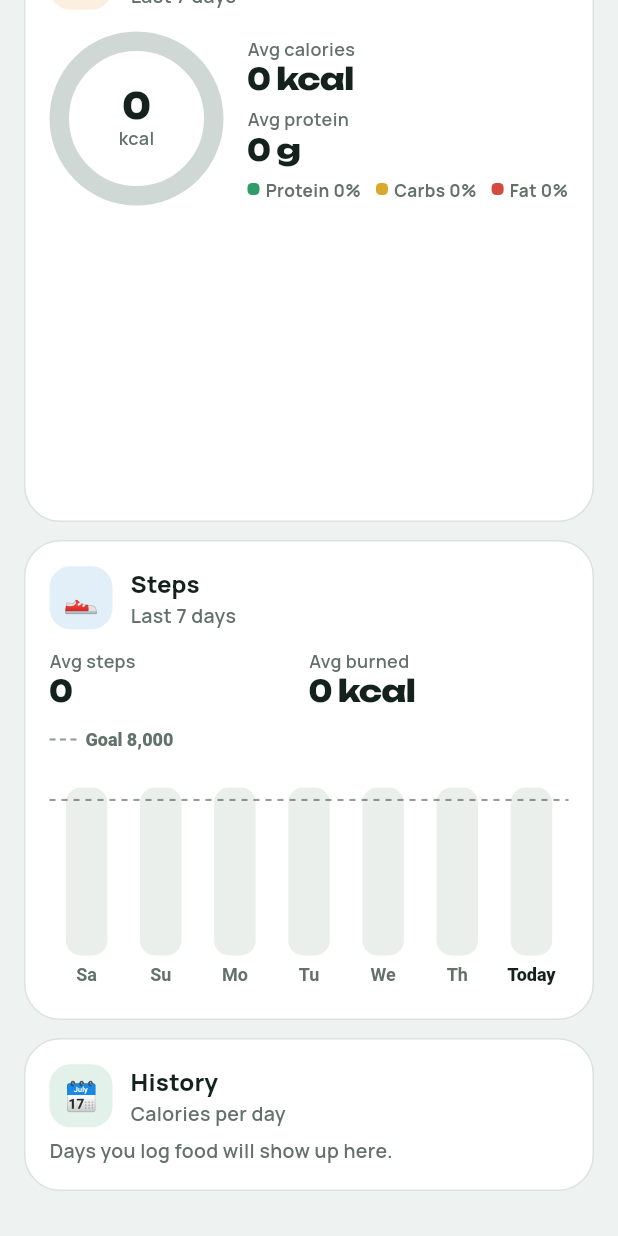
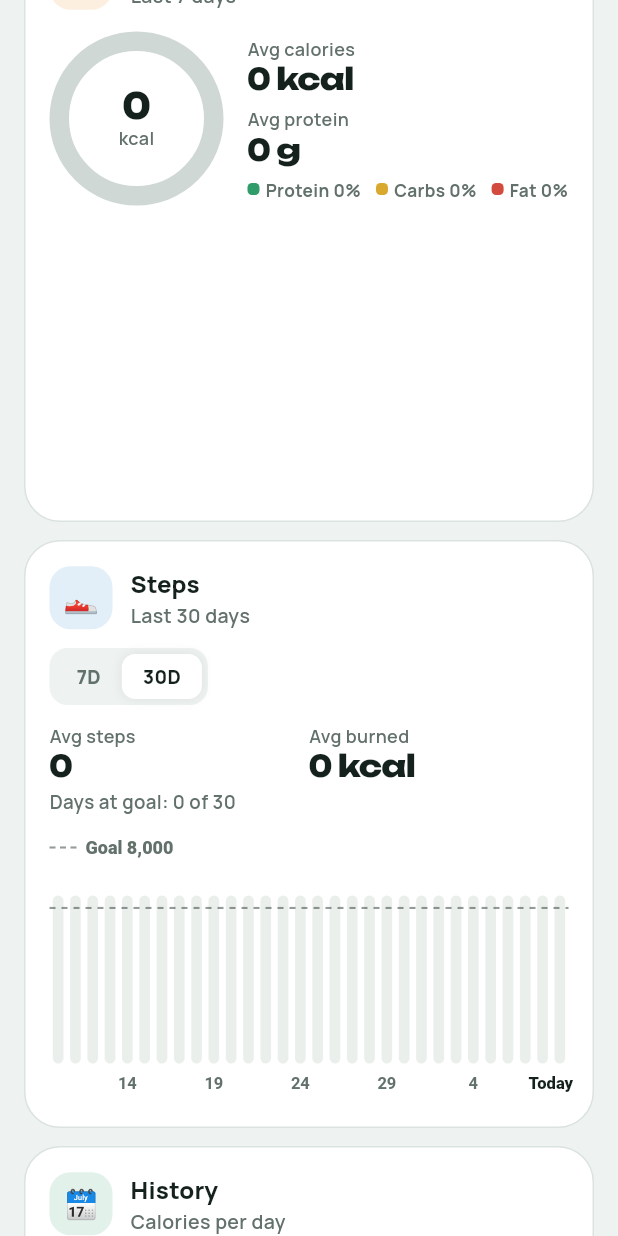
Before and after one commit to digitalnova0101/ai-calorie-counter, a Flutter app: the ProgressScreen widget shown alone on an empty page, opened directly with empty values, scrolled down 1152 dp, on a phone screen of 412 x 824 dp. Run offline on Flutter 3.47's test engine with Material 3 defaults, Android fonts, the phone set to English and light mode, and no system bars; our stand-ins replace cloud_firestore, firebase_auth, firebase_core, flutter_local_notifications, google_fonts, image_picker and 3 more; missing offline and left inert: health, mobile_scanner; accounts and stored records are empty; generated files the repository leaves out were written again; network calls fail; statements that could not run were skipped.

Commit message:
Profile: log in button on the name card; steps chart shows 30 days with a 7D/30D switch
Co-Authored-By: Claude Opus 5.5 <noreply@anthropic.com>
Claude-Session: https://claude.ai/code/session_01Rdj6vh2Tx9fWtGtxr2n8ac

```diff
--- a/app/lib/screens/progress_screen.dart
+++ b/app/lib/screens/progress_screen.dart
@@ -26,6 +26,7 @@ class _ProgressScreenState extends State<ProgressScreen> {
   List<DayLog>? _days;
   int _range = 30;
   bool _histAll = false;
+  int _stepDays = 30;
 
   static const _wd = ['Mo', 'Tu', 'We', 'Th', 'Fr', 'Sa', 'Su'];
 
@@ -131,8 +132,21 @@ class _ProgressScreenState extends State<ProgressScreen> {
             }
           }
           final onT = logged.where((d) => (d.totals.kcal - g.kcal).abs() <= g.kcal * .1).length;
-          final steps = week.map((d) => d.steps).toList();
+          // steps: last 30 (or 7) days, oldest first
+          const mo = ['Jan', 'Feb', 'Mar', 'Apr', 'May', 'Jun', 'Jul', 'Aug', 'Sep', 'Oct', 'Nov', 'Dec'];
+          final sDays = days == null ? <DayLog>[] : days.take(_stepDays).toList().reversed.toList();
+          final steps = sDays.map((d) => d.steps).toList();
+          final sLabels = [
+            for (var i = 0; i < sDays.length; i++)
+              _stepDays <= 7
+                  ? _wd[parseDay(sDays[i].date).weekday - 1]
+                  : ((sDays.length - 1 - i) % 5 == 0 ? '${parseDay(sDays[i].date).day}' : '')
+          ];
           final bestI = steps.isEmpty ? -1 : steps.indexOf(steps.reduce(math.max));
+          String dayName(int i) {
+            final d = parseDay(sDays[i].date);
+            return _stepDays <= 7 ? _wd[d.weekday - 1] : '${d.day} ${mo[d.month - 1]}';
+          }
           double avg(Iterable<double> v) {
             final l = v.where((x) => x > 0).toList();
             return l.isEmpty ? 0.0 : l.reduce((a, b) => a + b) / l.length;
@@ -234,26 +248,31 @@ class _ProgressScreenState extends State<ProgressScreen> {
               // steps
               Panel(
                 child: Column(crossAxisAlignment: CrossAxisAlignment.start, children: [
-                  SectionHead('👟', 'Steps', p.water,
-                      sub: 'Last 7 days',
-                      trailing: bestI < 0 || steps[bestI] == 0
-                          ? null
-                          : Pill('🏅 Best: ${labels[bestI]} ${fmtInt(steps[bestI])}', p.leaf)),
+                  SectionHead('👟', 'Steps', p.water, sub: 'Last $_stepDays days'),
                   const SizedBox(height: 12),
                   Row(children: [
-                    Expanded(child: _stat(context, 'Avg steps', fmtInt(avg(week.map((d) => d.steps.toDouble()))))),
+                    _DayTabs(value: _stepDays, onChanged: (v) => setState(() => _stepDays = v)),
+                    const Spacer(),
+                    if (bestI >= 0 && steps[bestI] > 0) Pill('🏅 Best: ${dayName(bestI)} · ${fmtInt(steps[bestI])}', p.leaf),
+                  ]),
+                  const SizedBox(height: 12),
+                  Row(children: [
+                    Expanded(child: _stat(context, 'Avg steps', fmtInt(avg(sDays.map((d) => d.steps.toDouble()))))),
                     Expanded(
                         child: _stat(context, 'Avg burned',
-                            '${avg(week.map((d) => burnedOf(d, prof).total)).round()} kcal')),
+                            '${avg(sDays.map((d) => burnedOf(d, prof).total)).round()} kcal')),
                   ]),
+                  const SizedBox(height: 4),
+                  Muted('Days at goal: ${sDays.where((d) => d.steps >= stepGoalOf(prof)).length} of ${sDays.length}', size: 12.5),
                   const SizedBox(height: 12),
                   BarChart(
-                    labels: labels,
-                    values: week.map((d) => d.steps.toDouble()).toList(),
+                    key: ValueKey('steps$_stepDays'),
+                    labels: sLabels,
+                    values: steps.map((v) => v.toDouble()).toList(),
                     goal: stepGoalOf(prof).toDouble(),
                     under: p.water,
                     over: p.leaf,
-                    highlight: todayIdx,
+                    highlight: sDays.length - 1,
                   ),
                 ]),
               ),
@@ -285,3 +304,33 @@ class _ProgressScreenState extends State<ProgressScreen> {
         Text(value, style: display(context, 20)),
       ]);
 }
+
+
+/// 7D / 30D switch for the steps chart.
+class _DayTabs extends StatelessWidget {
+  final int value;
+  final ValueChanged<int> onChanged;
+  const _DayTabs({required this.value, required this.onChanged});
+  @override
+  Widget build(BuildContext context) {
+    final p = Palette.of(context);
+    Widget b(String t, int v) => GestureDetector(
+          onTap: () => onChanged(v),
+          child: AnimatedContainer(
+            duration: const Duration(milliseconds: 200),
+            padding: const EdgeInsets.symmetric(horizontal: 14, vertical: 6),
+            decoration: BoxDecoration(
+              color: value == v ? p.surface : Colors.transparent,
+              borderRadius: BorderRadius.circular(9),
+              boxShadow: value == v ? [BoxShadow(color: Colors.black.withValues(alpha: .08), blurRadius: 6)] : null,
+            ),
+            child: Text(t, style: TextStyle(fontSize: 12.5, fontWeight: FontWeight.w800, color: value == v ? p.ink : p.muted)),
+          ),
+        );
+    return Container(
+      padding: const EdgeInsets.all(4),
+      decoration: BoxDecoration(color: p.bg, borderRadius: BorderRadius.circular(12)),
+      child: Row(mainAxisSize: MainAxisSize.min, children: [b('7D', 7), b('30D', 30)]),
+    );
+  }
+}
--- a/app/lib/widgets/graphics.dart
+++ b/app/lib/widgets/graphics.dart
@@ -444,12 +444,12 @@ class _BarPainter extends CustomPainter {
     final maxV = math.max(goal, maxVal) * 1.08;
     if (maxV <= 0) return;
     double y(double v) => top + (1 - v / maxV) * h;
-    final n = values.length, gap = size.width / n, bw = math.min(28.0, gap * 0.56);
+    final n = values.length, gap = size.width / n, bw = math.min(28.0, gap * (n > 10 ? 0.62 : 0.56));
     // grey tracks behind every bar
     for (var i = 0; i < n; i++) {
       final cx = gap * i + gap / 2;
       canvas.drawRRect(
-          RRect.fromRectAndRadius(Rect.fromLTWH(cx - bw / 2, top, bw, h), const Radius.circular(10)),
+          RRect.fromRectAndRadius(Rect.fromLTWH(cx - bw / 2, top, bw, h), Radius.circular(math.min(10, bw / 2))),
           Paint()..color = p.plateTrack.withValues(alpha: 0.7));
     }
     // bars
@@ -462,7 +462,7 @@ class _BarPainter extends CustomPainter {
       final col = values[i] > goal ? over : under;
       final r = Rect.fromLTWH(cx - bw / 2, top + h - bh, bw, bh);
       canvas.drawRRect(
-          RRect.fromRectAndRadius(r, const Radius.circular(10)),
+          RRect.fromRectAndRadius(r, Radius.circular(math.min(10, bw / 2))),
           Paint()
             ..shader = LinearGradient(
                     begin: Alignment.topCenter,
@@ -485,7 +485,7 @@ class _BarPainter extends CustomPainter {
     _text(canvas, 'Goal ${fmtInt(goal)}', Offset(24, legend / 2 + 7), 12, p.muted, w: FontWeight.w800, align: TextAlign.left);
     // values only for today and the best day, so nothing overlaps
     if (k > 0.95) {
-      for (final i in {highlight, best}) {
+      for (final i in (n > 10 ? {best} : {highlight, best})) {
         if (i < 0 || i >= n || values[i] <= 0) continue;
         final cx = gap * i + gap / 2;
         final ty = math.max(top - 4, y(values[i]) - 6);
@@ -494,7 +494,9 @@ class _BarPainter extends CustomPainter {
     }
     for (var i = 0; i < n; i++) {
       final cx = gap * i + gap / 2;
-      _text(canvas, i == highlight ? 'Today' : labels[i], Offset(cx, size.height - 6), 12,
+      final lbl = i == highlight ? (n > 10 ? 'Today' : 'Today') : labels[i];
+      if (lbl.isEmpty) continue;
+      _text(canvas, lbl, Offset(n > 10 && i == highlight ? cx - 6 : cx, size.height - 6), n > 10 ? 11 : 12,
           i == highlight ? p.ink : p.muted,
           w: i == highlight ? FontWeight.w800 : FontWeight.w600);
     }
```
Also changed, not shown: app/lib/screens/profile_screen.dart (+71 -46 lines).
